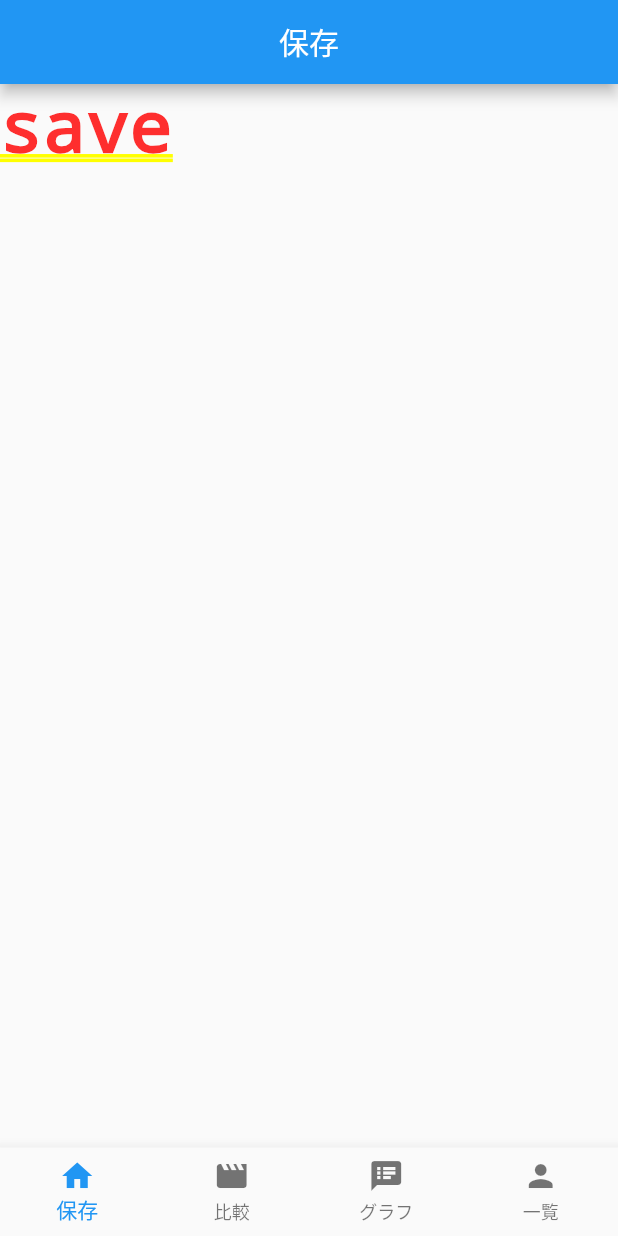
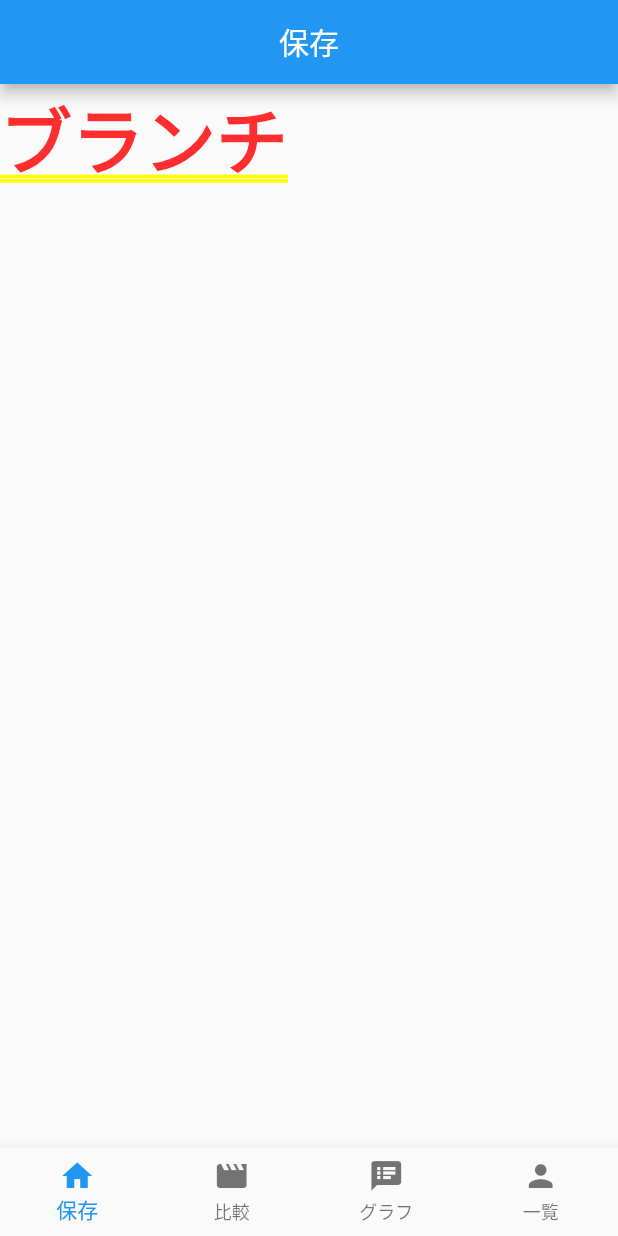
Before and after one commit to flutteruniv/weight-management, a Flutter app: the screen it shows after launch, on a phone screen of 412 x 824 dp. Run offline on Flutter 3.47's test engine with Material 2 defaults, Android fonts, the phone set to English and light mode, and no system bars.

Commit message:
carenderのブランチ作成できてるか

```diff
--- a/lib/presentation/carrender_save/carrender_save_page.dart
+++ b/lib/presentation/carrender_save/carrender_save_page.dart
@@ -4,7 +4,7 @@ class CarrenderSavePage extends StatelessWidget {
   @override
   Widget build(BuildContext context) {
     return MaterialApp(
-      home: Text('save'),
+      home: Text('ブランチ'),
     );
   }
 }
```
